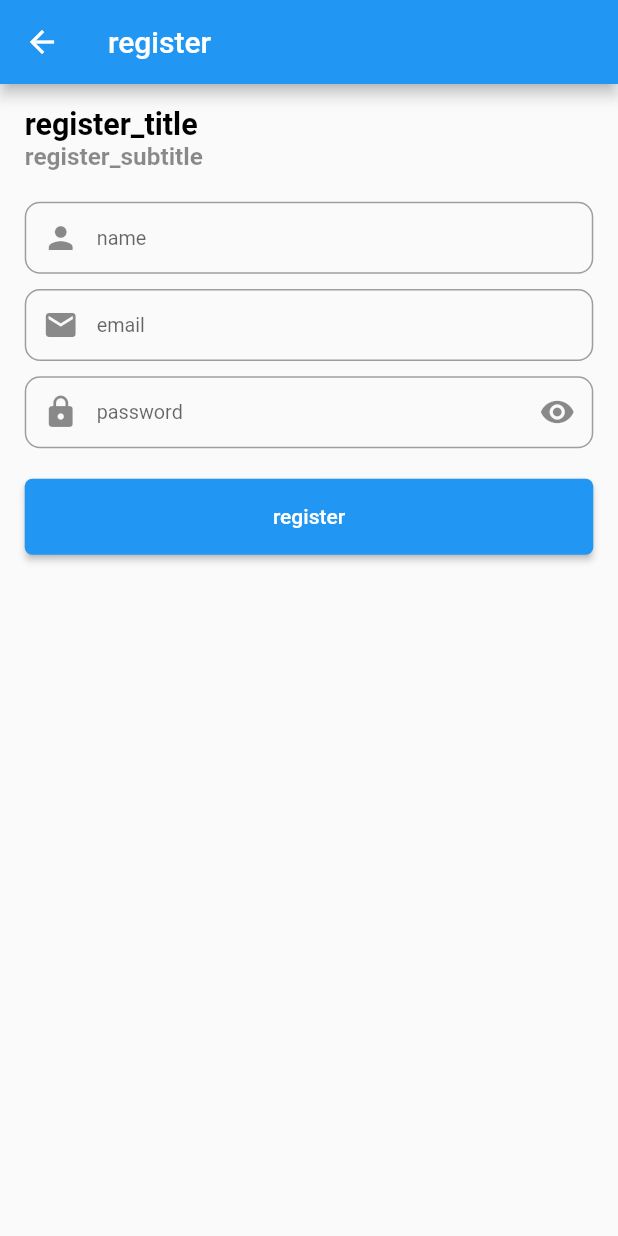
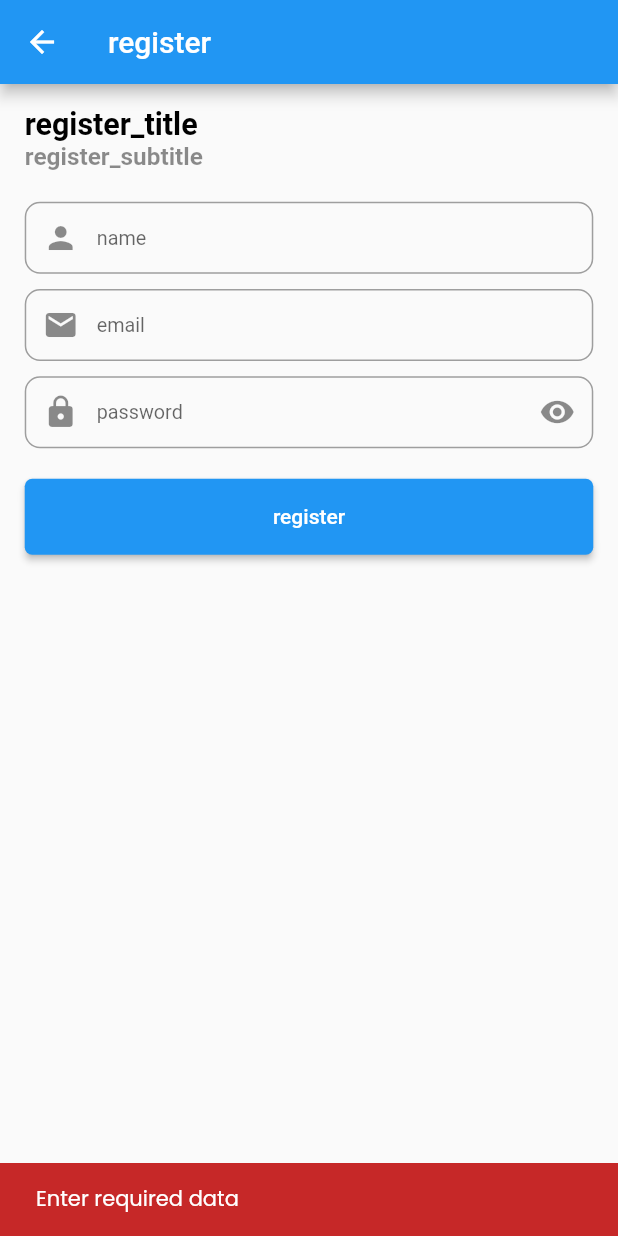
Before and after one commit to HassanHamdouna/app_api, a Flutter app: the RegisterScreen screen opened by its route, after a tap on "register", on a phone screen of 412 x 824 dp. Run offline on Flutter 3.47's test engine with Material 2 defaults, Android fonts, the phone set to English and light mode, and no system bars; our stand-ins replace flutter_screenutil, google_fonts, shared_preferences; accounts and stored records are empty; Roboto replaces fonts that are missing (Cairo).

Commit message:
use api fuction rigester ANd add file contextExtenssion

```diff
--- /dev/null
+++ b/lib/helpers/context_extenssion.dart
@@ -0,0 +1,17 @@
+import 'package:flutter/material.dart';
+import 'package:google_fonts/google_fonts.dart';
+
+extension ContextExtension on BuildContext {
+
+  void showSnackBar({required String message, bool error = false}) {
+    ScaffoldMessenger.of(this).showSnackBar(
+      SnackBar(content: Text(message,
+        style: GoogleFonts.poppins(),
+      ),
+        backgroundColor: error ? Colors.red.shade800 : Colors.green.shade800,
+        dismissDirection: DismissDirection.horizontal,
+        duration: const Duration (seconds: 2),
+      ),);
+  }
+
+}
--- a/lib/screens/core/launch_screen.dart
+++ b/lib/screens/core/launch_screen.dart
@@ -1,3 +1,4 @@
+import 'package:app_api/pref/shared_pref_controller.dart';
 import 'package:flutter/material.dart';
 import 'package:google_fonts/google_fonts.dart';
 
@@ -14,7 +15,9 @@ class _LaunchScreenState extends State<LaunchScreen> {
     // TODO: implement initState
     super.initState();
     Future.delayed(const Duration(seconds: 3),() {
-      Navigator.pushReplacementNamed(context, '/users_screen');
+      bool isLogin = SharedPrfController().getVauleFor<bool>(key: PrefKeys.loggedIn.name)?? false ;
+      String rout = isLogin? '/users_screen':'/login_screen';
+      Navigator.pushReplacementNamed(context, rout);
     },);
   }
   @override
```
Also changed, not shown: lib/screens/auth/register_screen.dart (+18 -1 lines).
